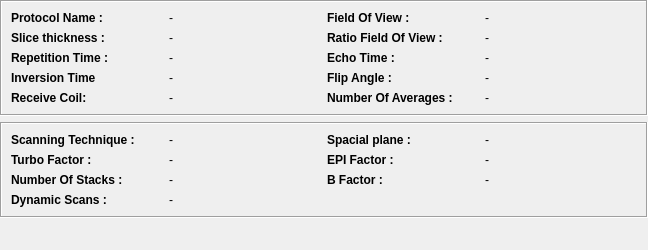
First picture: the form in starviewer/src/core/qdicomdumpmrwidgetbase.ui, repository starviewer-medical/starviewer, before the edit.
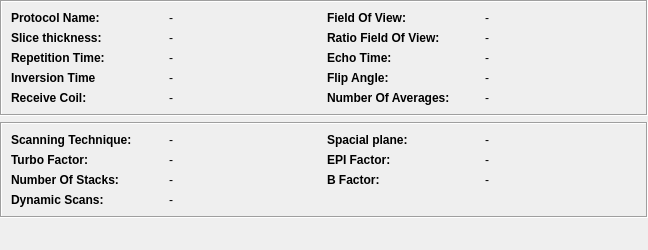
Second picture: the form after the edit.

Commit message: ENH: Canviat tamany minim finestra, i s'ha tret l'espai davant els ':' en els labels

```diff
--- a/starviewer/src/core/qdicomdumpmrwidgetbase.ui
+++ b/starviewer/src/core/qdicomdumpmrwidgetbase.ui
@@ -55,7 +55,7 @@
          <bool>false</bool>
         </property>
         <property name="text" >
-         <string>Protocol Name :</string>
+         <string>Protocol Name:</string>
         </property>
        </widget>
       </item>
@@ -75,7 +75,7 @@
          </font>
         </property>
         <property name="text" >
-         <string>Field Of View :</string>
+         <string>Field Of View:</string>
         </property>
        </widget>
       </item>
@@ -98,7 +98,7 @@
          </font>
         </property>
         <property name="text" >
-         <string>Slice thickness :</string>
+         <string>Slice thickness:</string>
         </property>
        </widget>
       </item>
@@ -121,7 +121,7 @@
          <bool>false</bool>
         </property>
         <property name="text" >
-         <string>Ratio Field Of View :</string>
+         <string>Ratio Field Of View:</string>
         </property>
        </widget>
       </item>
@@ -141,7 +141,7 @@
          </font>
         </property>
         <property name="text" >
-         <string>Repetition Time :</string>
+         <string>Repetition Time:</string>
         </property>
        </widget>
       </item>
@@ -161,7 +161,7 @@
          </font>
         </property>
         <property name="text" >
-         <string>Echo Time :</string>
+         <string>Echo Time:</string>
         </property>
        </widget>
       </item>
@@ -204,7 +204,7 @@
          </font>
         </property>
         <property name="text" >
-         <string>Flip Angle :</string>
+         <string>Flip Angle:</string>
         </property>
        </widget>
       </item>
@@ -244,7 +244,7 @@
          </font>
         </property>
         <property name="text" >
-         <string>Number Of Averages :</string>
+         <string>Number Of Averages:</string>
         </property>
        </widget>
       </item>
@@ -297,7 +297,7 @@
          <enum>Qt::DefaultContextMenu</enum>
         </property>
         <property name="text" >
-         <string>Scanning Technique :</string>
+         <string>Scanning Technique:</string>
         </property>
        </widget>
       </item>
@@ -317,7 +317,7 @@
          </font>
         </property>
         <property name="text" >
-         <string>Spacial plane : </string>
+         <string>Spacial plane: </string>
         </property>
        </widget>
       </item>
@@ -340,7 +340,7 @@
          <bool>false</bool>
         </property>
         <property name="text" >
-         <string>Turbo Factor :</string>
+         <string>Turbo Factor:</string>
         </property>
        </widget>
       </item>
@@ -360,7 +360,7 @@
          </font>
         </property>
         <property name="text" >
-         <string>EPI Factor :</string>
+         <string>EPI Factor:</string>
         </property>
        </widget>
       </item>
@@ -383,7 +383,7 @@
          <bool>false</bool>
         </property>
         <property name="text" >
-         <string>Number Of Stacks :</string>
+         <string>Number Of Stacks:</string>
         </property>
        </widget>
       </item>
@@ -406,7 +406,7 @@
          <bool>false</bool>
         </property>
         <property name="text" >
-         <string>B Factor :</string>
+         <string>B Factor:</string>
         </property>
        </widget>
       </item>
@@ -429,7 +429,7 @@
          <bool>false</bool>
         </property>
         <property name="text" >
-         <string>Dynamic Scans :</string>
+         <string>Dynamic Scans:</string>
         </property>
        </widget>
       </item>
```
The commit also changes 4 other files.
